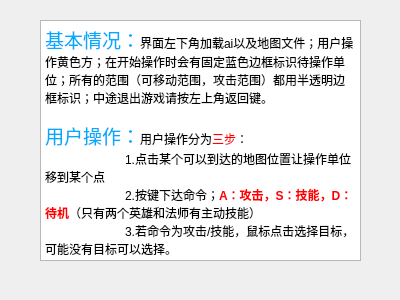
Qt form lib/human/part_helpdlg1.ui (woinck/DS15-dev) before a commit.
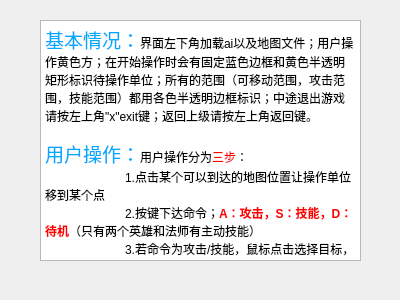
The same form after that commit.

Patch:
```diff
--- a/lib/human/part_helpdlg1.ui
+++ b/lib/human/part_helpdlg1.ui
@@ -45,12 +45,14 @@
 &lt;html&gt;&lt;head&gt;&lt;meta name=&quot;qrichtext&quot; content=&quot;1&quot; /&gt;&lt;style type=&quot;text/css&quot;&gt;
 p, li { white-space: pre-wrap; }
 &lt;/style&gt;&lt;/head&gt;&lt;body style=&quot; font-family:'SimSun'; font-size:9pt; font-weight:400; font-style:normal;&quot;&gt;
-&lt;p style=&quot; margin-top:0px; margin-bottom:0px; margin-left:0px; margin-right:0px; -qt-block-indent:0; text-indent:0px;&quot;&gt;&lt;span style=&quot; font-size:14pt; color:#00aaff;&quot;&gt;基本情况：&lt;/span&gt;界面左下角加载ai以及地图文件；用户操作黄色方；在开始操作时会有固定蓝色边框标识待操作单位；所有的范围（可移动范围，攻击范围）都用半透明边框标识；中途退出游戏请按左上角返回键。&lt;/p&gt;
+&lt;p style=&quot; margin-top:0px; margin-bottom:0px; margin-left:0px; margin-right:0px; -qt-block-indent:0; text-indent:0px;&quot;&gt;&lt;span style=&quot; font-size:14pt; color:#00aaff;&quot;&gt;基本情况：&lt;/span&gt;界面左下角加载ai以及地图文件；用户操作黄色方；在开始操作时会有固定蓝色边框和黄色半透明矩形标识待操作单位；所有的范围（可移动范围，攻击范围，技能范围）都用各色半透明边框标识；中途退出游戏请按左上角&amp;quot;x&amp;quot;exit键；返回上级请按左上角返回键。&lt;/p&gt;
 &lt;p style=&quot;-qt-paragraph-type:empty; margin-top:0px; margin-bottom:0px; margin-left:0px; margin-right:0px; -qt-block-indent:0; text-indent:0px;&quot;&gt;&lt;br /&gt;&lt;/p&gt;
 &lt;p style=&quot; margin-top:0px; margin-bottom:0px; margin-left:0px; margin-right:0px; -qt-block-indent:0; text-indent:0px;&quot;&gt;&lt;span style=&quot; font-size:14pt; color:#00aaff;&quot;&gt;用户操作：&lt;/span&gt;用户操作分为&lt;span style=&quot; color:#ff0000;&quot;&gt;三步&lt;/span&gt;：&lt;/p&gt;
 &lt;p style=&quot; margin-top:0px; margin-bottom:0px; margin-left:0px; margin-right:0px; -qt-block-indent:0; text-indent:0px;&quot;&gt;	1.点击某个可以到达的地图位置让操作单位移到某个点&lt;/p&gt;
 &lt;p style=&quot; margin-top:0px; margin-bottom:0px; margin-left:0px; margin-right:0px; -qt-block-indent:0; text-indent:0px;&quot;&gt;	2.按键下达命令；&lt;span style=&quot; font-weight:600; color:#ff0000;&quot;&gt;A：攻击，S：技能，D：待机&lt;/span&gt;（只有两个英雄和法师有主动技能）&lt;/p&gt;
 &lt;p style=&quot; margin-top:0px; margin-bottom:0px; margin-left:0px; margin-right:0px; -qt-block-indent:0; text-indent:0px;&quot;&gt;	3.若命令为攻击/技能，鼠标点击选择目标，可能没有目标可以选择。&lt;/p&gt;
+&lt;p style=&quot; margin-top:0px; margin-bottom:0px; margin-left:0px; margin-right:0px; -qt-block-indent:0; text-indent:0px;&quot;&gt;	4.可以按esc返回上一操作阶段&lt;/p&gt;
+&lt;p style=&quot; margin-top:0px; margin-bottom:0px; margin-left:0px; margin-right:0px; -qt-block-indent:0; text-indent:0px;&quot;&gt;	5.请关注左边的操作提示栏有贴心的操作提示&lt;/p&gt;
 &lt;p style=&quot;-qt-paragraph-type:empty; margin-top:0px; margin-bottom:0px; margin-left:0px; margin-right:0px; -qt-block-indent:0; text-indent:0px;&quot;&gt;&lt;br /&gt;&lt;/p&gt;&lt;/body&gt;&lt;/html&gt;</string>
    </property>
   </widget>
```
